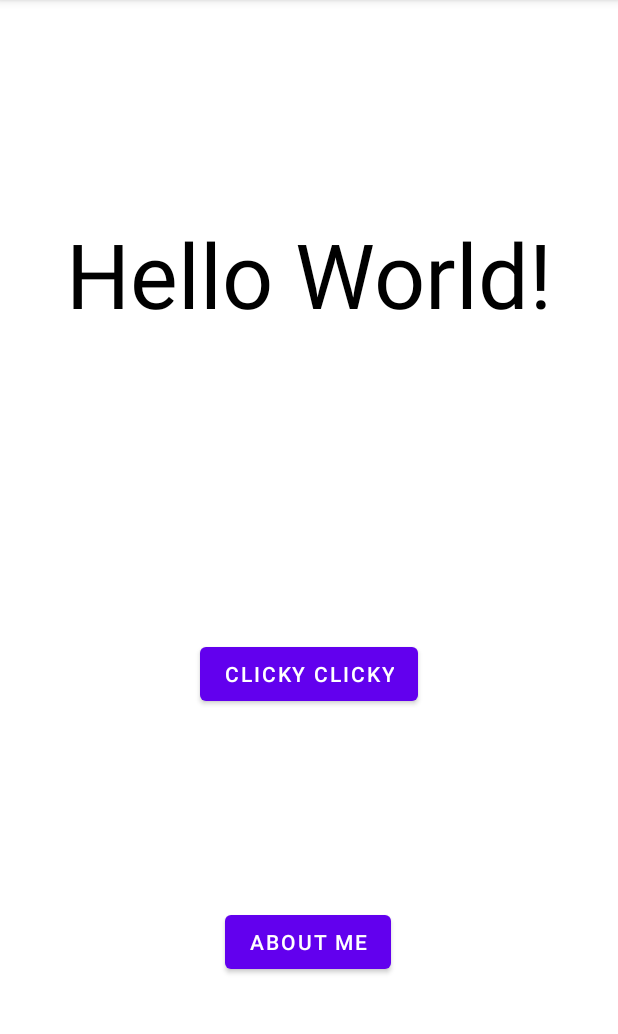
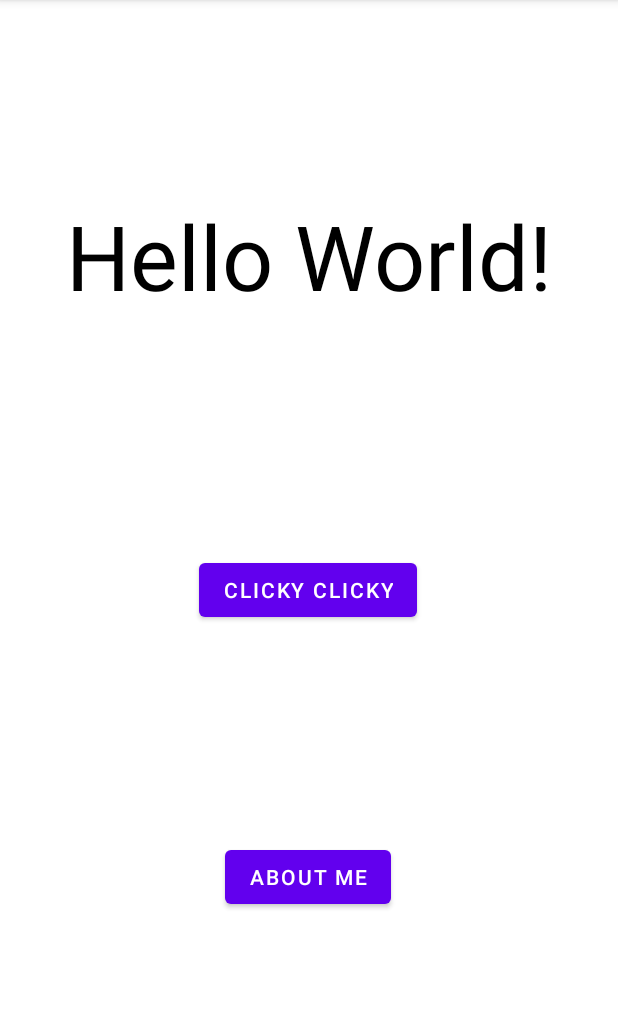
Before and after one commit to jovianebellegarde/NUMAD22Sp_JovianeBellegarde, an Android app: the screen it shows after launch (MainActivity), on a phone screen of 412 x 824 dp, the part 84-1118 px from its top. Run offline under Robolectric (Android 15) with nearby library versions, the phone set to English and light mode, and no system bars.

Commit message:
modified clicky clicky button

```diff
--- a/app/src/main/res/layout/activity_main.xml
+++ b/app/src/main/res/layout/activity_main.xml
@@ -33,7 +33,7 @@
         app:layout_constraintHorizontal_bias="0.498"
         app:layout_constraintStart_toStartOf="parent"
         app:layout_constraintTop_toTopOf="parent"
-        app:layout_constraintVertical_bias="0.831"
+        app:layout_constraintVertical_bias="0.768"
         tools:ignore="MissingConstraints,OnClick" />
 
     <Button
@@ -43,8 +43,9 @@
         android:text="Clicky Clicky"
         app:layout_constraintBottom_toTopOf="@+id/button2"
         app:layout_constraintEnd_toEndOf="parent"
+        app:layout_constraintHorizontal_bias="0.498"
         app:layout_constraintStart_toStartOf="parent"
         app:layout_constraintTop_toBottomOf="@+id/textView2"
-        app:layout_constraintVertical_bias="0.607" />
+        app:layout_constraintVertical_bias="0.526" />
 
 </androidx.constraintlayout.widget.ConstraintLayout>
```
